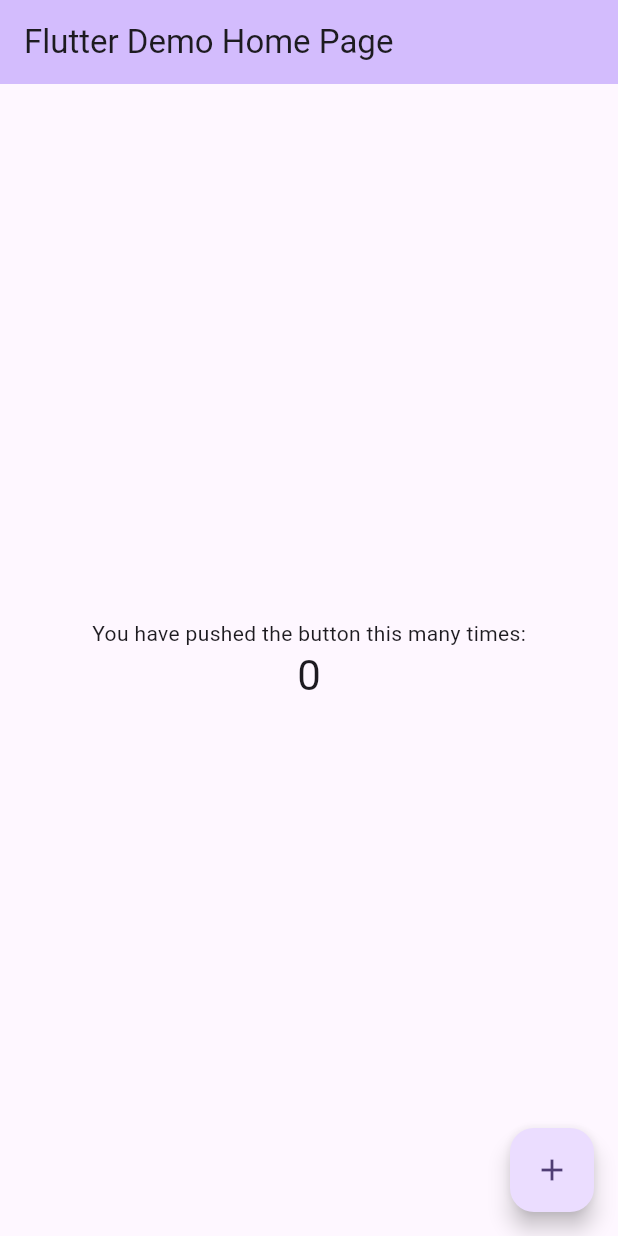
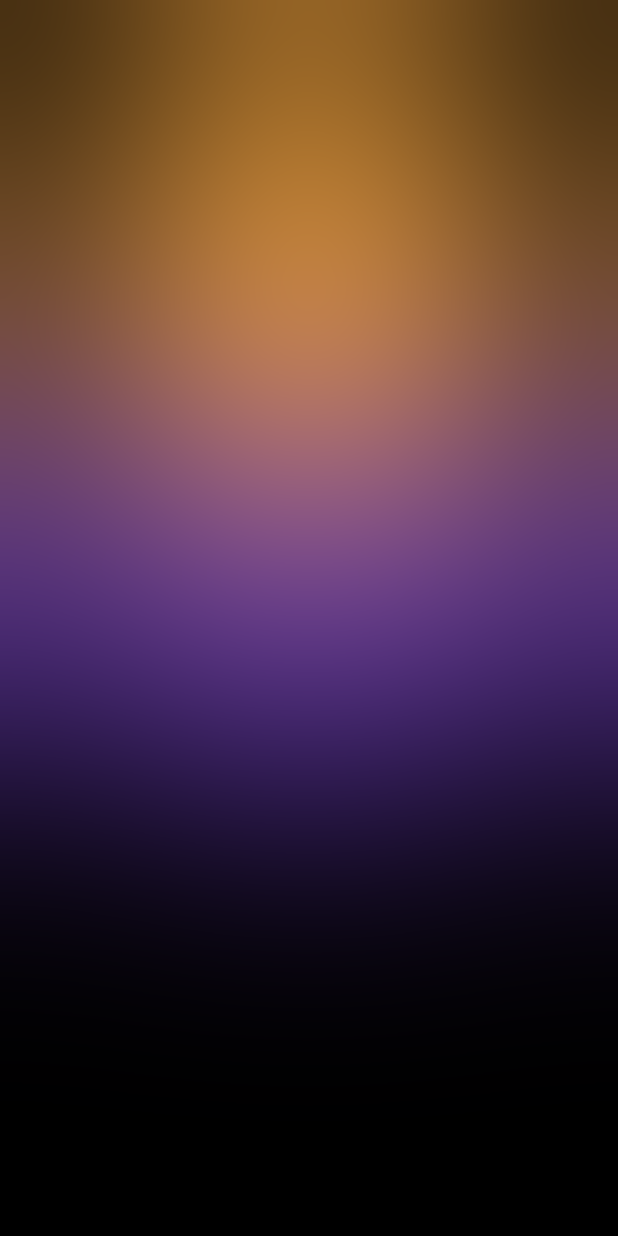
Before and after one commit to maytton/weather_app, a Flutter app: the screen it shows after launch, on a phone screen of 412 x 824 dp. Run offline on Flutter 3.47's test engine with Material 3 defaults, Android fonts, the phone set to English and light mode, and no system bars; our stand-ins replace bloc.

Commit message:
Alterações na tela inicial do app

```diff
--- /dev/null
+++ b/lib/bloc/weather_bloc.dart
@@ -0,0 +1,15 @@
+import 'dart:async';
+
+import 'package:bloc/bloc.dart';
+import 'package:meta/meta.dart';
+
+part 'weather_event.dart';
+part 'weather_state.dart';
+
+class WeatherBloc extends Bloc<WeatherEvent, WeatherState> {
+  WeatherBloc() : super(WeatherInitial()) {
+    on<WeatherEvent>((event, emit) {
+      // TODO: implement event handler
+    });
+  }
+}
--- /dev/null
+++ b/lib/bloc/weather_event.dart
@@ -0,0 +1,4 @@
+part of 'weather_bloc.dart';
+
+@immutable
+abstract class WeatherEvent {}
--- /dev/null
+++ b/lib/bloc/weather_state.dart
@@ -0,0 +1,6 @@
+part of 'weather_bloc.dart';
+
+@immutable
+abstract class WeatherState {}
+
+class WeatherInitial extends WeatherState {}
--- a/lib/main.dart
+++ b/lib/main.dart
@@ -1,4 +1,5 @@
 import 'package:flutter/material.dart';
+import 'package:weather_app/screens/home_screen.dart';
 
 void main() {
   runApp(const MyApp());
@@ -10,116 +11,9 @@ class MyApp extends StatelessWidget {
   // This widget is the root of your application.
   @override
   Widget build(BuildContext context) {
-    return MaterialApp(
-      title: 'Flutter Demo',
-      theme: ThemeData(
-        // This is the theme of your application.
-        //
-        // TRY THIS: Try running your application with "flutter run". You'll see
-        // the application has a purple toolbar. Then, without quitting the app,
-        // try changing the seedColor in the colorScheme below to Colors.green
-        // and then invoke "hot reload" (save your changes or press the "hot
-        // reload" button in a Flutter-supported IDE, or press "r" if you used
-        // the command line to start the app).
-        //
-        // Notice that the counter didn't reset back to zero; the application
-        // state is not lost during the reload. To reset the state, use hot
-        // restart instead.
-        //
-        // This works for code too, not just values: Most code changes can be
-        // tested with just a hot reload.
-        colorScheme: ColorScheme.fromSeed(seedColor: Colors.deepPurple),
-        useMaterial3: true,
-      ),
-      home: const MyHomePage(title: 'Flutter Demo Home Page'),
+    return const MaterialApp(
+      debugShowCheckedModeBanner: false,
+      home: HomeScreen()
     );
   }
 }
-
-class MyHomePage extends StatefulWidget {
-  const MyHomePage({super.key, required this.title});
-
-  // This widget is the home page of your application. It is stateful, meaning
-  // that it has a State object (defined below) that contains fields that affect
-  // how it looks.
-
-  // This class is the configuration for the state. It holds the values (in this
-  // case the title) provided by the parent (in this case the App widget) and
-  // used by the build method of the State. Fields in a Widget subclass are
-  // always marked "final".
-
-  final String title;
-
-  @override
-  State<MyHomePage> createState() => _MyHomePageState();
-}
-
-class _MyHomePageState extends State<MyHomePage> {
-  int _counter = 0;
-
-  void _incrementCounter() {
-    setState(() {
-      // This call to setState tells the Flutter framework that something has
-      // changed in this State, which causes it to rerun the build method below
-      // so that the display can reflect the updated values. If we changed
-      // _counter without calling setState(), then the build method would not be
-      // called again, and so nothing would appear to happen.
-      _counter++;
-    });
-  }
-
-  @override
-  Widget build(BuildContext context) {
-    // This method is rerun every time setState is called, for instance as done
-    // by the _incrementCounter method above.
-    //
-    // The Flutter framework has been optimized to make rerunning build methods
-    // fast, so that you can just rebuild anything that needs updating rather
-    // than having to individually change instances of widgets.
-    return Scaffold(
-      appBar: AppBar(
-        // TRY THIS: Try changing the color here to a specific color (to
-        // Colors.amber, perhaps?) and trigger a hot reload to see the AppBar
-        // change color while the other colors stay the same.
-        backgroundColor: Theme.of(context).colorScheme.inversePrimary,
-        // Here we take the value from the MyHomePage object that was created by
-        // the App.build method, and use it to set our appbar title.
-        title: Text(widget.title),
-      ),
-      body: Center(
-        // Center is a layout widget. It takes a single child and positions it
-        // in the middle of the parent.
-        child: Column(
-          // Column is also a layout widget. It takes a list of children and
-          // arranges them vertically. By default, it sizes itself to fit its
-          // children horizontally, and tries to be as tall as its parent.
-          //
-          // Column has various properties to control how it sizes itself and
-          // how it positions its children. Here we use mainAxisAlignment to
-          // center the children vertically; the main axis here is the vertical
-          // axis because Columns are vertical (the cross axis would be
-          // horizontal).
-          //
-          // TRY THIS: Invoke "debug painting" (choose the "Toggle Debug Paint"
-          // action in the IDE, or press "p" in the console), to see the
-          // wireframe for each widget.
-          mainAxisAlignment: MainAxisAlignment.center,
-          children: <Widget>[
-            const Text(
-              'You have pushed the button this many times:',
-            ),
-            Text(
-              '$_counter',
-              style: Theme.of(context).textTheme.headlineMedium,
-            ),
-          ],
-        ),
-      ),
-      floatingActionButton: FloatingActionButton(
-        onPressed: _incrementCounter,
-        tooltip: 'Increment',
-        child: const Icon(Icons.add),
-      ), // This trailing comma makes auto-formatting nicer for build methods.
-    );
-  }
-}
--- /dev/null
+++ b/lib/screens/home_screen.dart
@@ -0,0 +1,71 @@
+import 'dart:ui';
+
+import 'package:flutter/material.dart';
+import 'package:flutter/services.dart';
+
+class HomeScreen extends StatelessWidget {
+  const HomeScreen({super.key});
+
+  @override
+  Widget build(BuildContext context) {
+    return Scaffold(
+      extendBodyBehindAppBar: true,
+      backgroundColor: Colors.black,
+      appBar: AppBar(
+        backgroundColor: Colors.transparent,
+        elevation: 0,
+        systemOverlayStyle:
+            const SystemUiOverlayStyle(statusBarBrightness: Brightness.dark),
+      ),
+      body: Padding(
+        padding: const EdgeInsets.fromLTRB(40, 1.2 * kToolbarHeight, 40, 20),
+        child: SizedBox(
+          height: MediaQuery.of(context).size.height,
+          child: Stack(
+            children: [
+              Align(
+                alignment: const AlignmentDirectional(3, -0.3),
+                child: Container(
+                  height: 300,
+                  width: 300,
+                  decoration: const BoxDecoration(
+                    shape: BoxShape.circle,
+                    color: Colors.deepPurple,
+                  ),
+                ),
+              ),
+              Align(
+                alignment: const AlignmentDirectional(-3, -0.3),
+                child: Container(
+                  height: 300,
+                  width: 300,
+                  decoration: const BoxDecoration(
+                    shape: BoxShape.circle,
+                    color: Colors.deepPurple,
+                  ),
+                ),
+              ),
+              Align(
+                alignment: const AlignmentDirectional(0, -1.2),
+                child: Container(
+                  height: 300,
+                  width: 600,
+                  decoration: const BoxDecoration(
+                    shape: BoxShape.circle,
+                    color: Color(0xFFFFAB40),
+                  ),
+                ),
+              ),
+              BackdropFilter(
+                filter: ImageFilter.blur(sigmaX: 100.0, sigmaY: 100.0),
+                child: Container(
+                  decoration: const BoxDecoration(color: Colors.transparent),
+                ),
+              )
+            ],
+          ),
+        ),
+      ),
+    );
+  }
+}
--- a/pubspec.yaml
+++ b/pubspec.yaml
@@ -35,6 +35,11 @@ dependencies:
   # The following adds the Cupertino Icons font to your application.
   # Use with the CupertinoIcons class for iOS style icons.
   cupertino_icons: ^1.0.6
+  geolocator: ^11.0.0
+  weather: ^3.1.1
+  intl: ^0.19.0
+  flutter_bloc: ^8.1.5
+  equatable: ^2.0.5
 
 dev_dependencies:
   flutter_test:
```
Also changed, not shown: lib/data/my_data.dart (added), pubspec.lock, 4 other files.
